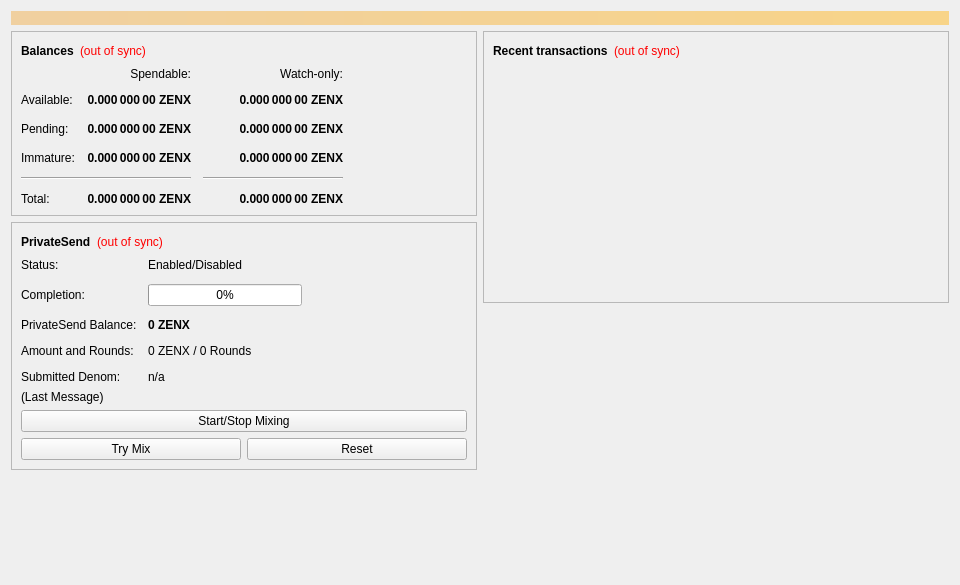
The window that src/qt/forms/privatesend.ui (zentoshi/zentoshi) describes before a commit, drawn with Qt 5.
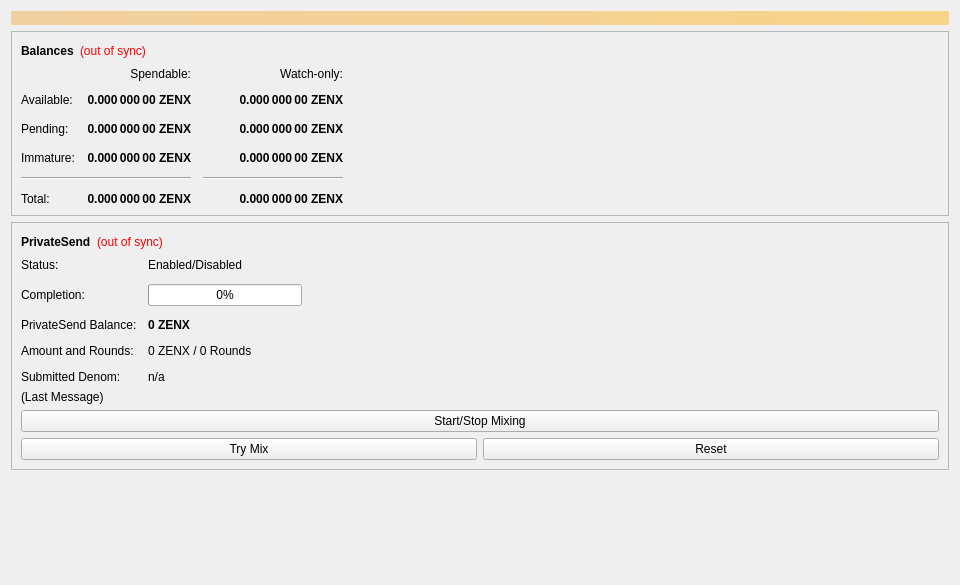
The same window after the commit.

What changed in the file:
```diff
--- a/src/qt/forms/privatesend.ui
+++ b/src/qt/forms/privatesend.ui
@@ -638,100 +638,6 @@
        </item>
       </layout>
      </item>
-     <item>
-      <layout class="QVBoxLayout" name="verticalLayout_3">
-       <item>
-        <widget class="QFrame" name="frame_2">
-         <property name="frameShape">
-          <enum>QFrame::StyledPanel</enum>
-         </property>
-         <property name="frameShadow">
-          <enum>QFrame::Raised</enum>
-         </property>
-         <layout class="QVBoxLayout" name="verticalLayout">
-          <item>
-           <layout class="QHBoxLayout" name="horizontalLayout_2">
-            <item>
-             <widget class="QLabel" name="label_4">
-              <property name="font">
-               <font>
-                <weight>75</weight>
-                <bold>true</bold>
-               </font>
-              </property>
-              <property name="text">
-               <string>Recent transactions</string>
-              </property>
-             </widget>
-            </item>
-            <item>
-             <widget class="QLabel" name="labelTransactionsStatus">
-              <property name="toolTip">
-               <string>The displayed information may be out of date. Your wallet automatically synchronizes with the Dash network after a connection is established, but this process has not completed yet.</string>
-              </property>
-              <property name="styleSheet">
-               <string notr="true">QLabel { color: red; }</string>
-              </property>
-              <property name="text">
-               <string notr="true">(out of sync)</string>
-              </property>
-              <property name="alignment">
-               <set>Qt::AlignLeading|Qt::AlignLeft|Qt::AlignVCenter</set>
-              </property>
-             </widget>
-            </item>
-            <item>
-             <spacer name="horizontalSpacer">
-              <property name="orientation">
-               <enum>Qt::Horizontal</enum>
-              </property>
-              <property name="sizeHint" stdset="0">
-               <size>
-                <width>40</width>
-                <height>20</height>
-               </size>
-              </property>
-             </spacer>
-            </item>
-           </layout>
-          </item>
-          <item>
-           <widget class="QListView" name="listTransactions">
-            <property name="styleSheet">
-             <string notr="true">QListView { background: transparent; }</string>
-            </property>
-            <property name="frameShape">
-             <enum>QFrame::NoFrame</enum>
-            </property>
-            <property name="verticalScrollBarPolicy">
-             <enum>Qt::ScrollBarAlwaysOff</enum>
-            </property>
-            <property name="horizontalScrollBarPolicy">
-             <enum>Qt::ScrollBarAlwaysOff</enum>
-            </property>
-            <property name="selectionMode">
-             <enum>QAbstractItemView::NoSelection</enum>
-            </property>
-           </widget>
-          </item>
-         </layout>
-        </widget>
-       </item>
-       <item>
-        <spacer name="verticalSpacer_2">
-         <property name="orientation">
-          <enum>Qt::Vertical</enum>
-         </property>
-         <property name="sizeHint" stdset="0">
-          <size>
-           <width>20</width>
-           <height>40</height>
-          </size>
-         </property>
-        </spacer>
-       </item>
-      </layout>
-     </item>
     </layout>
    </item>
   </layout>
```
